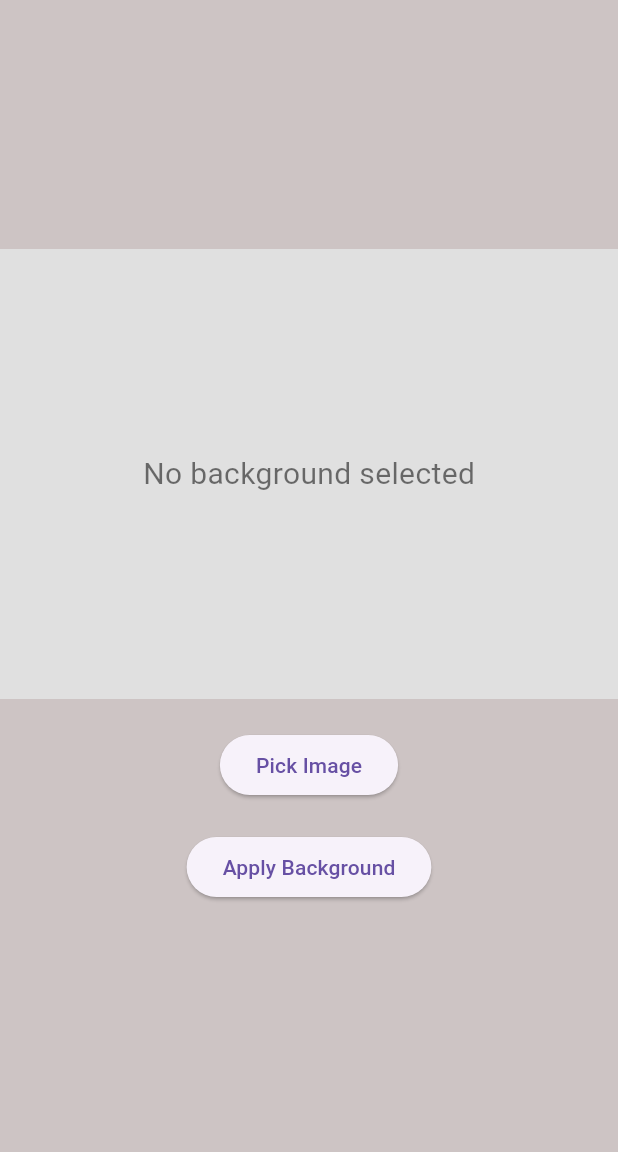
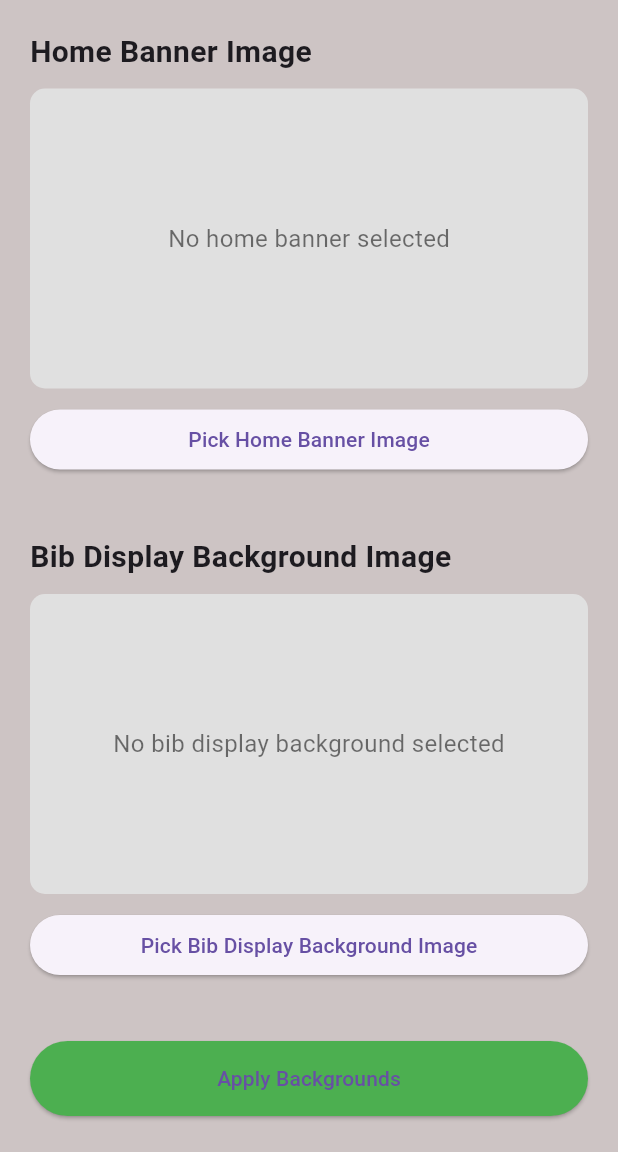
Before and after one commit to Alfa4258/project-rfid, a Flutter app: the ChangeBackgroundPage screen opened directly, on a phone screen of 412 x 824 dp, the part 84-1236 px from its top. Run offline on Flutter 3.47's test engine with Material 3 defaults, Android fonts, the light colour scheme and no system bars; our stand-ins replace file_picker.

Commit message:
menambahkan fungsi penyimpanan background pada file background provider dengan data gambar yang diupload pada display setting page, serta memisah fungsi tambah / ubah background image pada display setting page

```diff
--- /dev/null
+++ b/lib/background_provider.dart
@@ -0,0 +1,20 @@
+import 'dart:io';
+import 'package:flutter/foundation.dart';
+
+class BackgroundProvider extends ChangeNotifier {
+  File? _homeBannerImage;
+  File? _bibDisplayBackgroundImage;
+
+  File? get homeBannerImage => _homeBannerImage;
+  File? get bibDisplayBackgroundImage => _bibDisplayBackgroundImage;
+
+  void setHomeBannerImage(File? image) {
+    _homeBannerImage = image;
+    notifyListeners();
+  }
+
+  void setBibDisplayBackgroundImage(File? image) {
+    _bibDisplayBackgroundImage = image;
+    notifyListeners();
+  }
+}
--- a/lib/display_settings_page.dart
+++ b/lib/display_settings_page.dart
@@ -1,9 +1,11 @@
 import 'package:flutter/material.dart';
 import 'package:file_picker/file_picker.dart';
+import 'package:provider/provider.dart';
+import 'dart:io';
+import 'background_provider.dart';
+import 'home_page.dart';
 import 'rfid_check_page.dart';
-import 'home_page.dart'; // Make sure to import the HomePage
 import 'race_result_page.dart';
-import 'dart:io';
 import 'upload_excel.dart';
 
 class ChangeBackgroundPage extends StatefulWidget {
@@ -12,71 +14,82 @@ class ChangeBackgroundPage extends StatefulWidget {
 }
 
 class ChangeBackgroundPageState extends State<ChangeBackgroundPage> {
-  File? _backgroundImage;
+  File? _homeBannerImage;
+  File? _bibDisplayBackgroundImage;
 
-  Future<void> _pickBackgroundImage() async {
+  Future<void> _pickImage(bool isHomeBanner) async {
     FilePickerResult? result = await FilePicker.platform.pickFiles(
       type: FileType.image,
     );
 
     if (result != null && result.files.single.path != null) {
       setState(() {
-        _backgroundImage = File(result.files.single.path!);
+        if (isHomeBanner) {
+          _homeBannerImage = File(result.files.single.path!);
+        } else {
+          _bibDisplayBackgroundImage = File(result.files.single.path!);
+        }
       });
     }
   }
 
-  void _applyBackground() {
-    // Navigate to HomePage and remove all previous routes
+  void _applyBackgrounds(BuildContext context) {
+    final provider = Provider.of<BackgroundProvider>(context, listen: false);
+    if (_homeBannerImage != null) {
+      provider.setHomeBannerImage(_homeBannerImage);
+    }
+    if (_bibDisplayBackgroundImage != null) {
+      provider.setBibDisplayBackgroundImage(_bibDisplayBackgroundImage);
+    }
+
     Navigator.pushAndRemoveUntil(
       context,
-      MaterialPageRoute(builder: (context) => HomePage(backgroundImage: _backgroundImage)), // Pass the selected image to HomePage
-      (route) => false, // Remove all previous routes
+      MaterialPageRoute(builder: (context) => HomePage()),
+      (route) => false,
     );
   }
 
   @override
   Widget build(BuildContext context) {
+    final provider = Provider.of<BackgroundProvider>(context);
+    _homeBannerImage ??= provider.homeBannerImage;
+    _bibDisplayBackgroundImage ??= provider.bibDisplayBackgroundImage;
+
     return WillPopScope(
       onWillPop: () async {
-        // This will navigate to HomePage when the back button is pressed
         Navigator.pushAndRemoveUntil(
           context,
-          MaterialPageRoute(builder: (context) => HomePage(backgroundImage: _backgroundImage)),
-          (route) => false, // Remove all routes until HomePage
+          MaterialPageRoute(builder: (context) => HomePage()),
+          (route) => false,
         );
-        return false; // Prevent the default back action
+        return false;
       },
       child: Scaffold(
-        backgroundColor: Color(0xFFCDC4C4), // Set the background color to match the dashboard
+        backgroundColor: Color(0xFFCDC4C4),
         appBar: AppBar(
           backgroundColor: Colors.grey[200],
           title: Row(
             children: [
-              Image.asset(
-                'assets/logo.png', // Replace with your logo asset
-                height: 40,
-              ),
+              Image.asset('assets/logo.png', height: 40),
               SizedBox(width: 10),
               Text(
                 'Labsco Sport',
                 style: TextStyle(
                     color: Colors.black,
                     fontSize: 20,
-                  fontWeight: FontWeight.bold,
-                ),
+                    fontWeight: FontWeight.bold),
               ),
             ],
           ),
           actions: [
             PopupMenuButton<String>(
               icon: Icon(Icons.menu, color: Colors.black),
-              onSelected: (value) {
+              onSelected: (value) async {
                 if (value == 'Home') {
                   Navigator.pushAndRemoveUntil(
                     context,
-                    MaterialPageRoute(builder: (context) => HomePage(backgroundImage: _backgroundImage)),
-                    (route) => false, // Navigate to the home screen
+                    MaterialPageRoute(builder: (context) => HomePage()),
+                    (route) => false,
                   );
                 } else if (value == 'RFID Tag Check') {
                   Navigator.push(
@@ -96,7 +109,8 @@ class ChangeBackgroundPageState extends State<ChangeBackgroundPage> {
                 } else if (value == 'Display Settings') {
                   Navigator.push(
                     context,
-                    MaterialPageRoute(builder: (context) => ChangeBackgroundPage()),
+                    MaterialPageRoute(
+                        builder: (context) => ChangeBackgroundPage()),
                   );
                 }
               },
@@ -104,81 +118,120 @@ class ChangeBackgroundPageState extends State<ChangeBackgroundPage> {
                 PopupMenuItem<String>(
                     value: 'Home',
                     child: ListTile(
-                    leading: Icon(Icons.home),
-                    title: Text('Home'),
-                  ),
-                ),
+                        leading: Icon(Icons.home), title: Text('Home'))),
                 PopupMenuItem<String>(
                     value: 'RFID Tag Check',
                     child: ListTile(
                         leading: Icon(Icons.info),
-                    title: Text('RFID Tag Check'),
-                  ),
-                ),
+                        title: Text('RFID Tag Check'))),
                 PopupMenuItem<String>(
                     value: 'Race Result',
                     child: ListTile(
-                    leading: Icon(Icons.insert_chart_outlined_outlined),
-                    title: Text('Race Result'),
-                  ),
-                ),
+                        leading: Icon(Icons.insert_chart_outlined),
+                        title: Text('Race Result'))),
                 PopupMenuItem<String>(
                     value: 'Upload Excel',
                     child: ListTile(
                         leading: Icon(Icons.upload_file),
-                    title: Text('Upload Excel'),
-                  ),
-                ),
+                        title: Text('Upload Excel'))),
                 PopupMenuItem<String>(
                     value: 'Display Settings',
                     child: ListTile(
                         leading: Icon(Icons.settings),
-                    title: Text('Display Settings'),
+                        title: Text('Display Settings'))),
+              ],
+            ),
+          ],
+        ),
+        body: SingleChildScrollView(
+          child: Padding(
+            padding: const EdgeInsets.all(20.0),
+            child: Column(
+              crossAxisAlignment: CrossAxisAlignment.stretch,
+              children: [
+                Text(
+                  'Home Banner Image',
+                  style: TextStyle(fontSize: 20, fontWeight: FontWeight.bold),
+                ),
+                SizedBox(height: 10),
+                if (_homeBannerImage != null)
+                  Container(
+                    height: 200,
+                    decoration: BoxDecoration(
+                      image: DecorationImage(
+                        image: FileImage(_homeBannerImage!),
+                        fit: BoxFit.cover,
+                      ),
+                      borderRadius: BorderRadius.circular(10),
+                    ),
+                  )
+                else
+                  Container(
+                    height: 200,
+                    decoration: BoxDecoration(
+                      color: Colors.grey[300],
+                      borderRadius: BorderRadius.circular(10),
+                    ),
+                    child: Center(
+                      child: Text(
+                        'No home banner selected',
+                        style: TextStyle(fontSize: 16, color: Colors.black54),
+                      ),
+                    ),
+                  ),
+                SizedBox(height: 10),
+                ElevatedButton(
+                  onPressed: () => _pickImage(true),
+                  child: Text('Pick Home Banner Image'),
+                ),
+                SizedBox(height: 40),
+                Text(
+                  'Bib Display Background Image',
+                  style: TextStyle(fontSize: 20, fontWeight: FontWeight.bold),
+                ),
+                SizedBox(height: 10),
+                if (_bibDisplayBackgroundImage != null)
+                  Container(
+                    height: 200,
+                    decoration: BoxDecoration(
+                      image: DecorationImage(
+                        image: FileImage(_bibDisplayBackgroundImage!),
+                        fit: BoxFit.cover,
+                      ),
+                      borderRadius: BorderRadius.circular(10),
+                    ),
+                  )
+                else
+                  Container(
+                    height: 200,
+                    decoration: BoxDecoration(
+                      color: Colors.grey[300],
+                      borderRadius: BorderRadius.circular(10),
+                    ),
+                    child: Center(
+                      child: Text(
+                        'No bib display background selected',
+                        style: TextStyle(fontSize: 16, color: Colors.black54),
+                      ),
+                    ),
+                  ),
+                SizedBox(height: 10),
+                ElevatedButton(
+                  onPressed: () => _pickImage(false),
+                  child: Text('Pick Bib Display Background Image'),
+                ),
+                SizedBox(height: 40),
+                ElevatedButton(
+                  onPressed: () => _applyBackgrounds(context),
+                  child: Text('Apply Backgrounds'),
+                  style: ElevatedButton.styleFrom(
+                    backgroundColor: Colors.green,
+                    padding: EdgeInsets.symmetric(vertical: 15),
                   ),
                 ),
               ],
             ),
-          ],
           ),
-        body: Column(
-          mainAxisAlignment: MainAxisAlignment.center,
-          children: [
-            if (_backgroundImage != null)
-              Center(  // Center widget to position the container in the middle
-                child: Container(
-                  height: 700,  // Fixed height for the container
-                  width: 700,  // Fixed width for the container
-                  decoration: BoxDecoration(
-                    image: DecorationImage(
-                      image: FileImage(_backgroundImage!),
-                      fit: BoxFit.cover,
-                    ),
-                  ),
-                ),
-              )
-            else
-              Container(
-                width: double.infinity,
-                height: 300,
-                color: Colors.grey[300], // Default background if no image is selected
-                child: Center(
-                  child: Text(
-                    'No background selected',
-                    style: TextStyle(fontSize: 20, color: Colors.black54),
-                  ),
-                ),
-              ),
-            SizedBox(height: 20),
-            ElevatedButton(
-              onPressed: _pickBackgroundImage,
-              child: Text('Pick Image'),
-            ),
-            SizedBox(height: 20),
-            ElevatedButton(
-              onPressed: _applyBackground,
-              child: Text('Apply Background'),
-            ),
-          ],
         ),
       ),
     );
```
Also changed, not shown: lib/display_bib.dart (+56 -33 lines), lib/home_page.dart (+20 -43 lines), lib/main.dart (+15 -10 lines), lib/navbar_widget.dart (added, +135 -0 lines), lib/rfid_check_page.dart (+3 -13 lines), lib/upload_excel.dart (+9 -18 lines). Lines whose indentation alone changed are shown as unchanged.
